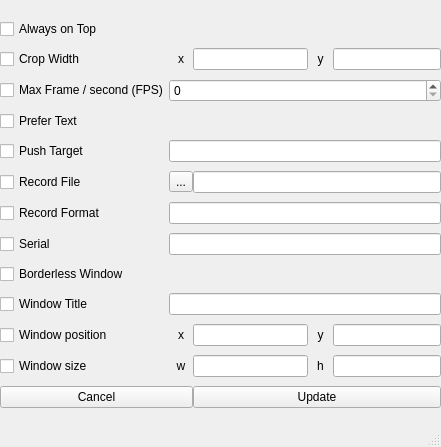
Qt form guiscrcpy/ui/settings.ui (srevinsaju/guiscrcpy) before a commit.
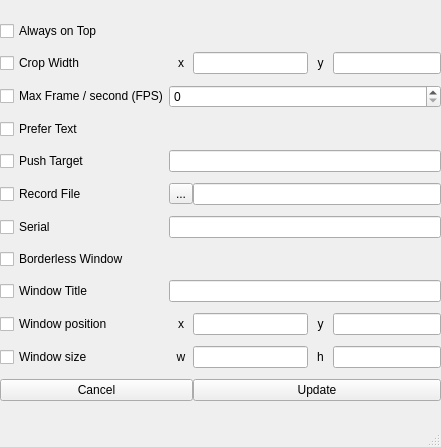
The same form after that commit.

Commit message: Update the list settings manager

What changed in the file:
```diff
--- a/guiscrcpy/ui/settings.ui
+++ b/guiscrcpy/ui/settings.ui
@@ -27,10 +27,10 @@
      <property name="spacing">
       <number>0</number>
      </property>
-     <item row="11" column="4" colspan="2">
+     <item row="10" column="4" colspan="2">
       <widget class="QLineEdit" name="b1c2"/>
      </item>
-     <item row="12" column="3">
+     <item row="11" column="3">
       <widget class="QLabel" name="label_6">
        <property name="text">
         <string>h</string>
@@ -40,7 +40,7 @@
        </property>
       </widget>
      </item>
-     <item row="12" column="1">
+     <item row="11" column="1">
       <widget class="QLabel" name="label_5">
        <property name="text">
         <string>w</string>
@@ -57,7 +57,7 @@
        </property>
       </widget>
      </item>
-     <item row="11" column="3">
+     <item row="10" column="3">
       <widget class="QLabel" name="label_4">
        <property name="minimumSize">
         <size>
@@ -87,14 +87,7 @@
        </property>
       </widget>
      </item>
-     <item row="7" column="0">
-      <widget class="QCheckBox" name="a7">
-       <property name="text">
-        <string>Record Format</string>
-       </property>
-      </widget>
-     </item>
-     <item row="12" column="2">
+     <item row="11" column="2">
       <widget class="QLineEdit" name="b2c1"/>
      </item>
      <item row="3" column="0">
@@ -104,7 +97,7 @@
        </property>
       </widget>
      </item>
-     <item row="8" column="1" colspan="5">
+     <item row="7" column="1" colspan="5">
       <widget class="QLineEdit" name="a8c1"/>
      </item>
      <item row="1" column="1">
@@ -117,14 +110,14 @@
        </property>
       </widget>
      </item>
-     <item row="9" column="0">
+     <item row="8" column="0">
       <widget class="QCheckBox" name="a9">
        <property name="text">
         <string>Borderless Window</string>
        </property>
       </widget>
      </item>
-     <item row="11" column="1">
+     <item row="10" column="1">
       <widget class="QLabel" name="label_3">
        <property name="text">
         <string>x</string>
@@ -134,6 +127,13 @@
        </property>
       </widget>
      </item>
+     <item row="12" column="2" colspan="4">
+      <widget class="QPushButton" name="update">
+       <property name="text">
+        <string>Update</string>
+       </property>
+      </widget>
+     </item>
      <item row="6" column="0">
       <widget class="QCheckBox" name="a6">
        <property name="text">
@@ -144,14 +144,14 @@
      <item row="5" column="1" colspan="5">
       <widget class="QLineEdit" name="a5c1"/>
      </item>
-     <item row="8" column="0">
+     <item row="7" column="0">
       <widget class="QCheckBox" name="a8">
        <property name="text">
         <string>Serial</string>
        </property>
       </widget>
      </item>
-     <item row="11" column="2">
+     <item row="10" column="2">
       <widget class="QLineEdit" name="b1c1"/>
      </item>
      <item row="1" column="3">
@@ -164,7 +164,7 @@
        </property>
       </widget>
      </item>
-     <item row="11" column="0">
+     <item row="10" column="0">
       <widget class="QCheckBox" name="b1">
        <property name="text">
         <string>Window position</string>
@@ -174,10 +174,17 @@
      <item row="1" column="2">
       <widget class="QLineEdit" name="a2c1"/>
      </item>
-     <item row="12" column="4" colspan="2">
+     <item row="11" column="4" colspan="2">
       <widget class="QLineEdit" name="b2c2"/>
      </item>
-     <item row="12" column="0">
+     <item row="12" column="0" colspan="2">
+      <widget class="QPushButton" name="cancel">
+       <property name="text">
+        <string>Cancel</string>
+       </property>
+      </widget>
+     </item>
+     <item row="11" column="0">
       <widget class="QCheckBox" name="b2">
        <property name="text">
         <string>Window size</string>
@@ -191,17 +198,14 @@
        </property>
       </widget>
      </item>
-     <item row="10" column="0">
+     <item row="9" column="0">
       <widget class="QCheckBox" name="b0">
        <property name="text">
         <string>Window Title</string>
        </property>
       </widget>
      </item>
-     <item row="7" column="1" colspan="5">
-      <widget class="QLineEdit" name="a7c1"/>
-     </item>
-     <item row="10" column="1" colspan="5">
+     <item row="9" column="1" colspan="5">
       <widget class="QLineEdit" name="b0c1"/>
      </item>
      <item row="5" column="0">
@@ -220,20 +224,6 @@
      <item row="3" column="1" colspan="5">
       <widget class="QSpinBox" name="a3e1"/>
      </item>
-     <item row="13" column="2" colspan="4">
-      <widget class="QPushButton" name="update">
-       <property name="text">
-        <string>Update</string>
-       </property>
-      </widget>
-     </item>
-     <item row="13" column="0" colspan="2">
-      <widget class="QPushButton" name="cancel">
-       <property name="text">
-        <string>Cancel</string>
-       </property>
-      </widget>
-     </item>
     </layout>
    </widget>
   </widget>
```
The commit also changes 1 other file.
